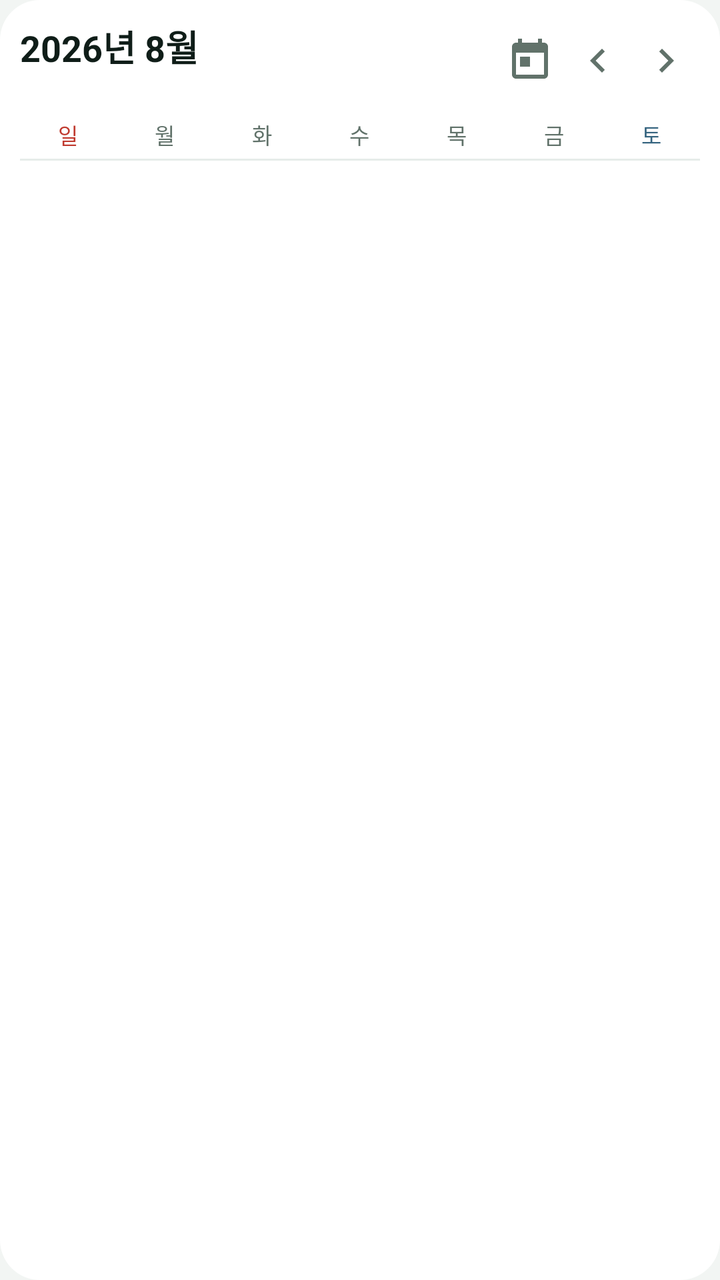
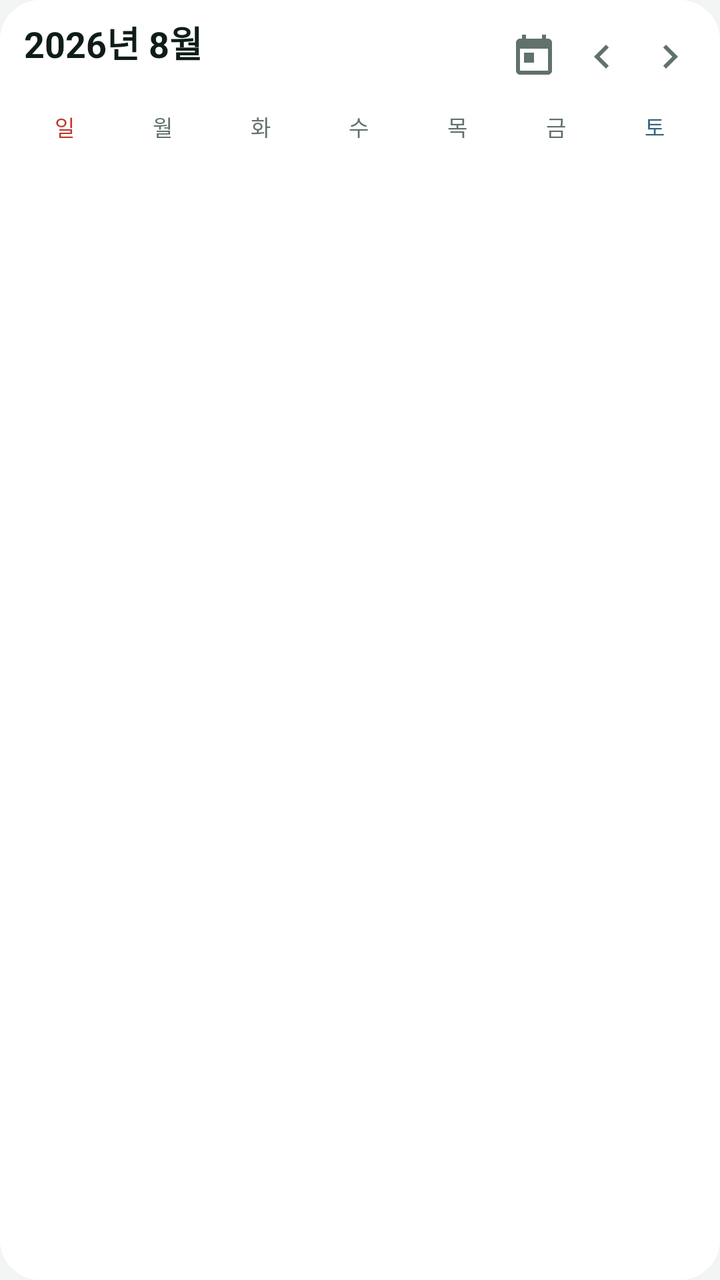

The first picture is an Android layout as it rendered before a commit; the second is the same layout after the commit. The layout source and the unified diff follow.
<!-- AndroidManifest.xml: application theme Theme.MyDiary -->
<!-- res/layout/widget_month.xml -->
<?xml version="1.0" encoding="utf-8"?>
<LinearLayout xmlns:android="http://schemas.android.com/apk/res/android"
    android:layout_width="match_parent"
    android:layout_height="match_parent"
    android:orientation="vertical"
    android:background="@drawable/widget_bg"
    android:padding="10dp">

    <LinearLayout
        android:layout_width="match_parent"
        android:layout_height="wrap_content"
        android:orientation="horizontal"
        android:gravity="center_vertical"
        android:paddingBottom="6dp">

        <LinearLayout
            android:layout_width="0dp"
            android:layout_height="wrap_content"
            android:layout_weight="1"
            android:orientation="vertical">

            <TextView
                android:id="@+id/month_title"
                android:layout_width="wrap_content"
                android:layout_height="wrap_content"
                android:text="2026년 8월"
                android:textColor="@color/widget_header_text"
                android:textSize="18sp"
                android:textStyle="bold" />

            <TextView
                android:id="@+id/month_sub"
                android:layout_width="wrap_content"
                android:layout_height="wrap_content"
                android:maxLines="1"
                android:ellipsize="end"
                android:text=""
                android:textColor="@color/widget_muted_text"
                android:textSize="11sp" />
        </LinearLayout>

        <ImageButton
            android:id="@+id/btn_today"
            android:layout_width="34dp"
            android:layout_height="34dp"
            android:background="@drawable/widget_btn_bg"
            android:contentDescription="오늘"
            android:src="@drawable/ic_today"
            android:tint="@color/widget_header_muted" />

        <ImageButton
            android:id="@+id/btn_prev"
            android:layout_width="34dp"
            android:layout_height="34dp"
            android:background="@drawable/widget_btn_bg"
            android:contentDescription="이전 달"
            android:src="@drawable/ic_chevron_left"
            android:tint="@color/widget_header_muted" />

        <ImageButton
            android:id="@+id/btn_next"
            android:layout_width="34dp"
            android:layout_height="34dp"
            android:background="@drawable/widget_btn_bg"
            android:contentDescription="다음 달"
            android:src="@drawable/ic_chevron_right"
            android:tint="@color/widget_header_muted" />
    </LinearLayout>

    <LinearLayout
        android:layout_width="match_parent"
        android:layout_height="wrap_content"
        android:orientation="horizontal"
        android:paddingBottom="2dp">

        <TextView style="@style/WidgetWeekday" android:text="일" android:textColor="@color/widget_day_sun" />
        <TextView style="@style/WidgetWeekday" android:text="월" />
        <TextView style="@style/WidgetWeekday" android:text="화" />
        <TextView style="@style/WidgetWeekday" android:text="수" />
        <TextView style="@style/WidgetWeekday" android:text="목" />
        <TextView style="@style/WidgetWeekday" android:text="금" />
        <TextView style="@style/WidgetWeekday" android:text="토" android:textColor="@color/widget_day_sat" />
    </LinearLayout>

    <View
        android:layout_width="match_parent"
        android:layout_height="1dp"
        android:layout_marginBottom="2dp"
        android:background="@color/widget_divider" />

    
    <LinearLayout
        android:id="@+id/month_rows"
        android:layout_width="match_parent"
        android:layout_height="0dp"
        android:layout_weight="1"
        android:orientation="vertical" />
</LinearLayout>
<!-- resources referenced by this layout -->
<resources>
  <color name="widget_day_sat">#FF35647F</color>
  <color name="widget_day_sun">#FFC03A2F</color>
  <color name="widget_divider">#FFE6ECE9</color>
  <color name="widget_header_muted">#FF61726A</color>
  <color name="widget_header_text">#FF0F1D18</color>
  <color name="widget_muted_text">#FF86958D</color>
  <!-- drawable ic_chevron_left (drawable) -->
  <vector xmlns:android="http://schemas.android.com/apk/res/android"
      android:width="24dp" android:height="24dp"
      android:viewportWidth="24" android:viewportHeight="24">
      <path android:fillColor="#000000"
          android:pathData="M15.41,7.41L14,6l-6,6 6,6 1.41,-1.41L10.83,12z" />
  </vector>
  <!-- drawable ic_chevron_right (drawable) -->
  <vector xmlns:android="http://schemas.android.com/apk/res/android"
      android:width="24dp" android:height="24dp"
      android:viewportWidth="24" android:viewportHeight="24">
      <path android:fillColor="#000000"
          android:pathData="M10,6L8.59,7.41 13.17,12l-4.58,4.59L10,18l6,-6z" />
  </vector>
  <!-- drawable ic_today (drawable) -->
  <vector xmlns:android="http://schemas.android.com/apk/res/android"
      android:width="24dp" android:height="24dp"
      android:viewportWidth="24" android:viewportHeight="24">
      <path android:fillColor="#000000"
          android:pathData="M19,3h-1V1h-2v2H8V1H6v2H5c-1.1,0 -2,0.9 -2,2v14c0,1.1 0.9,2 2,2h14c1.1,0 2,-0.9 2,-2V5c0,-1.1 -0.9,-2 -2,-2zM19,19H5V8h14v11zM7,10h5v5H7z" />
  </vector>
  <!-- drawable widget_bg (drawable) -->
  <?xml version="1.0" encoding="utf-8"?>
  <shape xmlns:android="http://schemas.android.com/apk/res/android"
      android:shape="rectangle">
      <solid android:color="@color/widget_surface" />
      <corners android:radius="20dp" />
  </shape>
  <!-- drawable widget_btn_bg (drawable) -->
  <?xml version="1.0" encoding="utf-8"?>
  <ripple xmlns:android="http://schemas.android.com/apk/res/android"
      android:color="@color/widget_ripple">
      <item android:id="@android:id/mask">
          <shape android:shape="oval">
              <solid android:color="#FFFFFFFF" />
          </shape>
      </item>
  </ripple>
  <style name="WidgetWeekday">
          <item name="android:layout_width">0dp</item>
          <item name="android:layout_height">wrap_content</item>
          <item name="android:layout_weight">1</item>
          <item name="android:gravity">center</item>
          <item name="android:textSize">11sp</item>
          <item name="android:textColor">@color/widget_header_muted</item>
          <item name="android:paddingTop">2dp</item>
          <item name="android:paddingBottom">2dp</item>
      </style>
  <color name="widget_surface">#FFFFFFFF</color>
  <color name="widget_ripple">#331F7A57</color>
  <color name="brand_accent">#FF1F7A57</color>
  <color name="white">#FFFFFFFF</color>
  <color name="mood_selected_bg">#FFD9EDE3</color>
  <color name="brand">#FF0B2018</color>
  <color name="ink">#FF0B1512</color>
  <color name="surface">#FFFFFFFF</color>
  <color name="text_primary">#FF0F1D18</color>
  <color name="app_bg">#FFF2F5F3</color>
  <color name="text_secondary">#FF4A5C54</color>
  <color name="card_stroke">#FFDFE7E2</color>
  <color name="lock_error">#FFE06A5E</color>
  <!-- unchanged entries left out for length: 1 -->
</resources>

<!-- the commit's change to res/layout/widget_month.xml (unified diff, before → after) -->
@@ -4,14 +4,16 @@
     android:layout_height="match_parent"
     android:orientation="vertical"
     android:background="@drawable/widget_bg"
-    android:padding="10dp">
+    android:padding="8dp">
 
     <LinearLayout
         android:layout_width="match_parent"
         android:layout_height="wrap_content"
         android:orientation="horizontal"
         android:gravity="center_vertical"
-        android:paddingBottom="6dp">
+        android:baselineAligned="false"
+        android:paddingStart="4dp"
+        android:paddingBottom="4dp">
 
         <LinearLayout
             android:layout_width="0dp"
@@ -82,12 +84,6 @@
         <TextView style="@style/WidgetWeekday" android:text="토" android:textColor="@color/widget_day_sat" />
     </LinearLayout>
 
-    <View
-        android:layout_width="match_parent"
-        android:layout_height="1dp"
-        android:layout_marginBottom="2dp"
-        android:background="@color/widget_divider" />
-
     
     <LinearLayout
         android:id="@+id/month_rows"
<!-- resource entries referenced after the edit -->
@@ -2,7 +2,6 @@
 <resources>
   <color name="widget_day_sat">#FF35647F</color>
   <color name="widget_day_sun">#FFC03A2F</color>
-  <color name="widget_divider">#FFE6ECE9</color>
   <color name="widget_header_muted">#FF61726A</color>
   <color name="widget_header_text">#FF0F1D18</color>
   <color name="widget_muted_text">#FF86958D</color>
